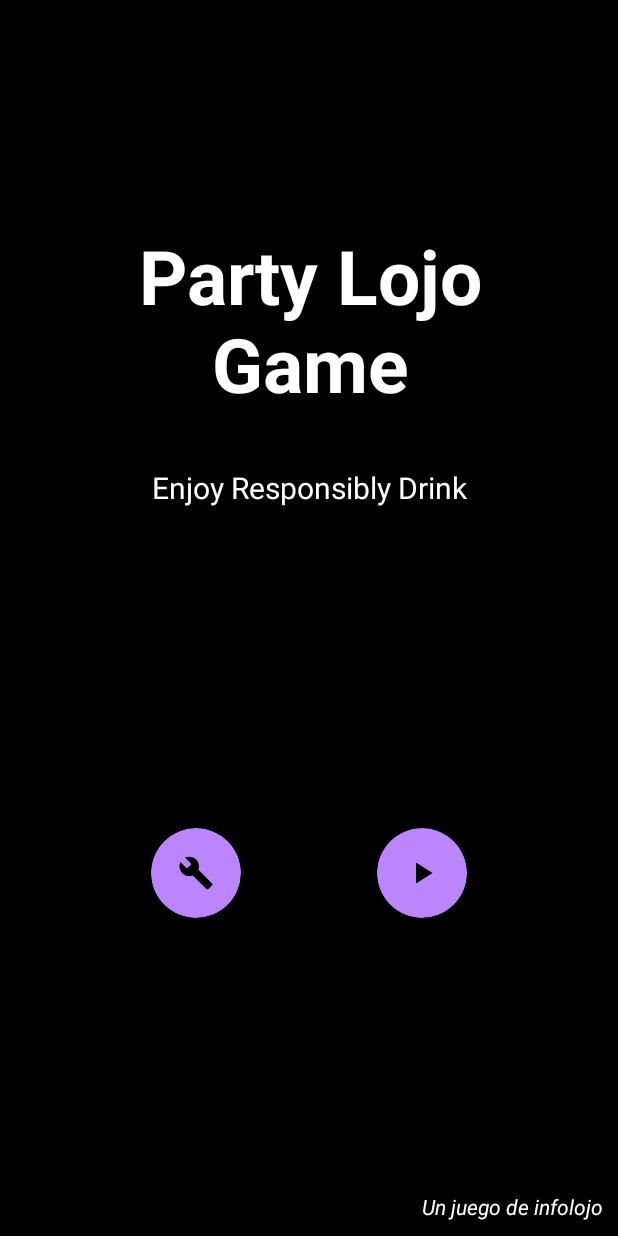
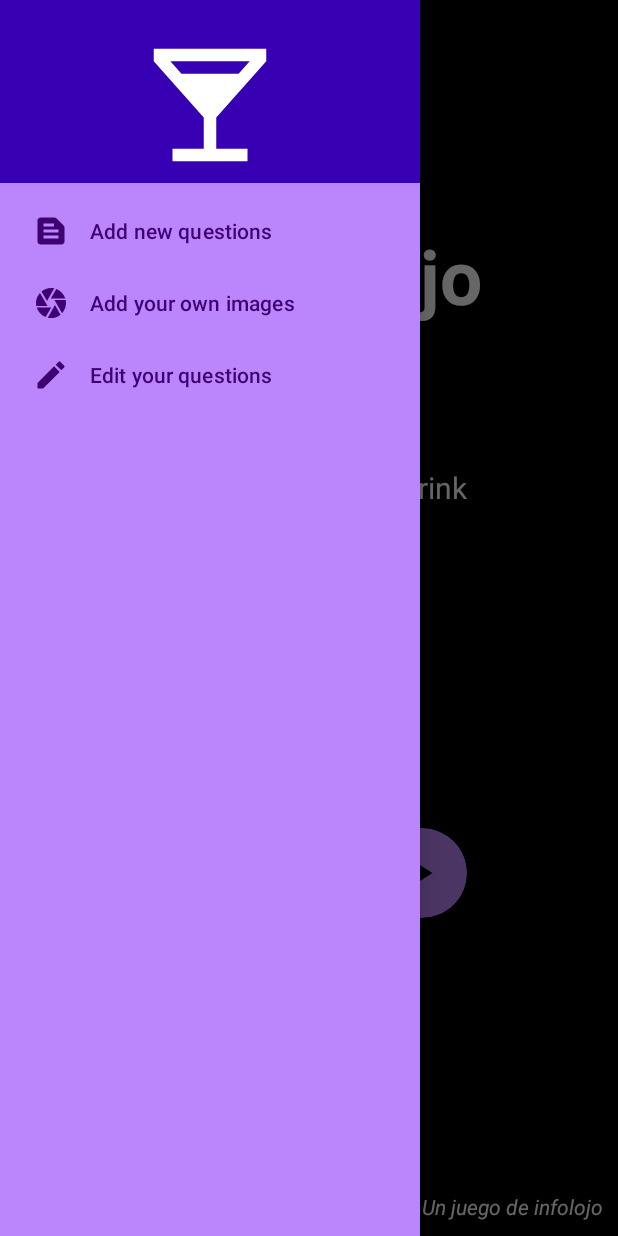
Before and after one commit to ajloinformatico/party-lojo-game, an Android app: the screen it shows after launch (MainActivity), after a tap on an icon or button, on a phone screen of 412 x 824 dp. Run offline under Robolectric (Android 15) with nearby library versions, the phone set to English and light mode, and no system bars; our stand-ins replace Dagger/Hilt's generated code, Room's generated code; network calls fail; 1 statement that could not run was skipped.

Commit message:
[FEATURE-2] Add config screen added by using left navigation menu controlled in home fragment with three options add question add images and edit questions
TODO these 3 screens

```diff
--- a/app/app/src/main/java/com/example/party_lojo_game/ui/fragments/HomePageFragment.kt
+++ b/app/app/src/main/java/com/example/party_lojo_game/ui/fragments/HomePageFragment.kt
@@ -4,13 +4,17 @@ import android.os.Bundle
 import android.view.LayoutInflater
 import android.view.View
 import android.view.ViewGroup
+import android.widget.Toast
+import androidx.core.view.GravityCompat
 import androidx.fragment.app.Fragment
 import androidx.navigation.NavController
 import androidx.navigation.fragment.findNavController
+import com.example.party_lojo_game.R
 import com.example.party_lojo_game.databinding.FragmentHomePageBinding
+import com.example.party_lojo_game.utils.extensions.className
 import com.example.party_lojo_game.utils.logger.InfoLojoLogger
-import com.example.party_lojo_game.utils.className
 import dagger.hilt.android.AndroidEntryPoint
+
 
 @AndroidEntryPoint
 class HomePageFragment : Fragment() {
@@ -30,14 +34,40 @@ class HomePageFragment : Fragment() {
 
     override fun onViewCreated(view: View, savedInstanceState: Bundle?) {
         super.onViewCreated(view, savedInstanceState)
+        binding?.apply {
+            homePageStartBtn.setOnClickListener {
+                InfoLojoLogger.log("User go to play", className())
+                navigation.navigate(HomePageFragmentDirections.actionHomePageFragmentToHowManyPlayersFragment())
+            }
 
-        binding?.homePageStartBtn?.setOnClickListener {
-            InfoLojoLogger.log("User go to play", className())
-            navigation.navigate(HomePageFragmentDirections.actionHomePageFragmentToHowManyPlayersFragment())
+            homePageOptionsBtn.setOnClickListener {
+                drawerLayout.openDrawer(GravityCompat.START)
+                InfoLojoLogger.log("Go to options menu", className())
+            }
+            addNavigationItemSelectedListener()
         }
+    }
 
-        binding?.homePageOptionsBtn?.setOnClickListener {
-            InfoLojoLogger.log("Go to options menu", className())
+    private fun addNavigationItemSelectedListener() {
+        binding?.apply {
+            navView.bringToFront()
+            navView.setNavigationItemSelectedListener { menuItem ->
+                when (menuItem.title) {
+                    resources.getString(R.string.add_new_questions) -> {
+                        // TODO
+                    }
+                    resources.getString(R.string.add_your_own_images) -> {
+                        // TODO
+                    }
+                    resources.getString(R.string.edit_your_questions) -> {
+                        // TODO
+                    }
+                }
+                Toast.makeText(context, menuItem.title, Toast.LENGTH_SHORT).show()
+                InfoLojoLogger.log(menuItem.title.toString(), className())
+                drawerLayout.closeDrawer(GravityCompat.START)
+                true
+            }
         }
     }
 }
--- a/app/app/src/main/java/com/example/party_lojo_game/ui/fragments/HowManyPLayersFragment.kt
+++ b/app/app/src/main/java/com/example/party_lojo_game/ui/fragments/HowManyPLayersFragment.kt
@@ -9,7 +9,7 @@ import androidx.navigation.NavController
 import androidx.navigation.fragment.findNavController
 import com.example.party_lojo_game.databinding.FragmentHowManyPLayersBinding
 import com.example.party_lojo_game.utils.logger.InfoLojoLogger
-import com.example.party_lojo_game.utils.className
+import com.example.party_lojo_game.utils.extensions.className
 import dagger.hilt.android.AndroidEntryPoint
 
 @AndroidEntryPoint
--- a/app/app/src/main/java/com/example/party_lojo_game/ui/fragments/OnPlayYoNuncaAndBebeQuienFragment.kt
+++ b/app/app/src/main/java/com/example/party_lojo_game/ui/fragments/OnPlayYoNuncaAndBebeQuienFragment.kt
@@ -18,7 +18,7 @@ import com.example.party_lojo_game.data.manager.PlayersBO
 import com.example.party_lojo_game.databinding.FragmentOnPlayYoNuncaAndBebeQuienBinding
 import com.example.party_lojo_game.ui.adapter.OnPlayState
 import com.example.party_lojo_game.ui.viewmodel.OnPlayYoNuncaAndBebeQuienViewModel
-import com.example.party_lojo_game.utils.className
+import com.example.party_lojo_game.utils.extensions.className
 import com.example.party_lojo_game.utils.findUserResource
 import com.example.party_lojo_game.utils.gone
 import com.example.party_lojo_game.utils.logger.InfoLojoLogger
--- a/app/app/src/main/java/com/example/party_lojo_game/ui/viewmodel/MainViewModel.kt
+++ b/app/app/src/main/java/com/example/party_lojo_game/ui/viewmodel/MainViewModel.kt
@@ -5,12 +5,12 @@ import androidx.lifecycle.asLiveData
 import androidx.lifecycle.viewModelScope
 import com.example.party_lojo_game.data.AskTypeBO
 import com.example.party_lojo_game.data.AsksBO
+import com.example.party_lojo_game.data.constants.Constants
 import com.example.party_lojo_game.data.local.dbo.toBO
 import com.example.party_lojo_game.data.repository.LocalRepository
 import com.example.party_lojo_game.data.repository.RemoteRepository
-import com.example.party_lojo_game.data.constants.Constants
+import com.example.party_lojo_game.utils.className
 import com.example.party_lojo_game.utils.logger.InfoLojoLogger
-import com.example.party_lojo_game.utils.className
 import dagger.hilt.android.lifecycle.HiltViewModel
 import kotlinx.coroutines.launch
 import javax.inject.Inject
--- a/app/app/src/main/java/com/example/party_lojo_game/utils/extensions/FragmentExtensions.kt
+++ b/app/app/src/main/java/com/example/party_lojo_game/utils/extensions/FragmentExtensions.kt
@@ -1,5 +1,6 @@
-package com.example.party_lojo_game.utils
+package com.example.party_lojo_game.utils.extensions
 
 import androidx.fragment.app.Fragment
 
+/** return Fragment className, used in Info logger helper*/
 fun Fragment.className(): String = this.javaClass.name
--- /dev/null
+++ b/app/app/src/main/res/drawable/ic_camera.xml
@@ -0,0 +1,5 @@
+<vector android:height="24dp" android:tint="#000000"
+    android:viewportHeight="24" android:viewportWidth="24"
+    android:width="24dp" xmlns:android="http://schemas.android.com/apk/res/android">
+    <path android:fillColor="@android:color/white" android:pathData="M9.4,10.5l4.77,-8.26C13.47,2.09 12.75,2 12,2c-2.4,0 -4.6,0.85 -6.32,2.25l3.66,6.35 0.06,-0.1zM21.54,9c-0.92,-2.92 -3.15,-5.26 -6,-6.34L11.88,9h9.66zM21.8,10h-7.49l0.29,0.5 4.76,8.25C21,16.97 22,14.61 22,12c0,-0.69 -0.07,-1.35 -0.2,-2zM8.54,12l-3.9,-6.75C3.01,7.03 2,9.39 2,12c0,0.69 0.07,1.35 0.2,2h7.49l-1.15,-2zM2.46,15c0.92,2.92 3.15,5.26 6,6.34L12.12,15L2.46,15zM13.73,15l-3.9,6.76c0.7,0.15 1.42,0.24 2.17,0.24 2.4,0 4.6,-0.85 6.32,-2.25l-3.66,-6.35 -0.93,1.6z"/>
+</vector>
--- /dev/null
+++ b/app/app/src/main/res/drawable/ic_edit.xml
@@ -0,0 +1,5 @@
+<vector android:height="24dp" android:tint="#000000"
+    android:viewportHeight="24" android:viewportWidth="24"
+    android:width="24dp" xmlns:android="http://schemas.android.com/apk/res/android">
+    <path android:fillColor="@android:color/white" android:pathData="M3,17.25V21h3.75L17.81,9.94l-3.75,-3.75L3,17.25zM20.71,7.04c0.39,-0.39 0.39,-1.02 0,-1.41l-2.34,-2.34c-0.39,-0.39 -1.02,-0.39 -1.41,0l-1.83,1.83 3.75,3.75 1.83,-1.83z"/>
+</vector>
--- /dev/null
+++ b/app/app/src/main/res/drawable/ic_text.xml
@@ -0,0 +1,5 @@
+<vector android:height="24dp" android:tint="#000000"
+    android:viewportHeight="24" android:viewportWidth="24"
+    android:width="24dp" xmlns:android="http://schemas.android.com/apk/res/android">
+    <path android:fillColor="@android:color/white" android:pathData="M20.41,8.41l-4.83,-4.83C15.21,3.21 14.7,3 14.17,3H5C3.9,3 3,3.9 3,5v14c0,1.1 0.9,2 2,2h14c1.1,0 2,-0.9 2,-2V9.83C21,9.3 20.79,8.79 20.41,8.41zM7,7h7v2H7V7zM17,17H7v-2h10V17zM17,13H7v-2h10V13z"/>
+</vector>
--- a/app/app/src/main/res/layout/fragment_home_page.xml
+++ b/app/app/src/main/res/layout/fragment_home_page.xml
@@ -1,12 +1,35 @@
 <?xml version="1.0" encoding="utf-8"?>
-<androidx.constraintlayout.widget.ConstraintLayout xmlns:android="http://schemas.android.com/apk/res/android"
+
+<androidx.drawerlayout.widget.DrawerLayout xmlns:android="http://schemas.android.com/apk/res/android"
+    xmlns:app="http://schemas.android.com/apk/res-auto"
     xmlns:tools="http://schemas.android.com/tools"
+    android:id="@+id/drawer_layout"
     android:layout_width="match_parent"
     android:layout_height="match_parent"
-    xmlns:app="http://schemas.android.com/apk/res-auto"
-    tools:context=".ui.fragments.HomePageFragment"
+    android:fitsSystemWindows="true"
+    tools:openDrawer="start">
+
+    <!-- region leftmenu -->
+    <com.google.android.material.navigation.NavigationView
+        android:id="@+id/nav_view"
+        android:layout_width="wrap_content"
+        android:layout_height="match_parent"
+        android:layout_gravity="start"
+        android:fitsSystemWindows="true"
+        android:background="@color/primary_slow_purple"
+        app:itemTextColor="@color/primary_hard_purple"
+        app:itemIconTint="@color/primary_hard_purple"
+        app:headerLayout="@layout/home_menu_header"
+        app:menu="@menu/home_menu" />
+    <!-- endregion leftmenu -->
+
+    <!-- region content -->
+    <androidx.constraintlayout.widget.ConstraintLayout
+        android:layout_width="match_parent"
+        android:layout_height="match_parent"
         android:background="@color/black"
-    android:padding="@dimen/dp10">
+        android:padding="@dimen/dp10"
+        tools:context=".ui.fragments.HomePageFragment">
 
         <TextView
             android:id="@+id/fragment_home_page__title"
@@ -28,33 +51,32 @@
             android:id="@+id/fragment_home_page__subtitle"
             android:layout_width="@dimen/dp300"
             android:layout_height="@dimen/dp50"
+            android:gravity="center"
+            android:text="@string/subtitle"
             android:textColor="@color/white"
-        android:text="@string/subtitle"
             android:textSize="@dimen/sp20"
-        android:gravity="center"
-        app:layout_constraintTop_toBottomOf="@id/fragment_home_page__title"
+            app:layout_constraintEnd_toEndOf="parent"
             app:layout_constraintStart_toStartOf="parent"
-        app:layout_constraintEnd_toEndOf="parent"/>
+            app:layout_constraintTop_toBottomOf="@id/fragment_home_page__title" />
 
 
         <androidx.cardview.widget.CardView
             android:id="@+id/home_page__options_btn"
             android:layout_width="@dimen/dp60"
             android:layout_height="@dimen/dp60"
-        app:cardCornerRadius="50dp"
             android:backgroundTint="@color/primary_slow_purple"
             android:foreground="?android:attr/selectableItemBackgroundBorderless"
-        app:layout_constraintTop_toBottomOf="@id/fragment_home_page__subtitle"
-        app:layout_constraintStart_toStartOf="parent"
+            app:cardCornerRadius="50dp"
             app:layout_constraintBottom_toBottomOf="parent"
             app:layout_constraintEnd_toStartOf="@id/home_page__start_btn"
-        >
+            app:layout_constraintStart_toStartOf="parent"
+            app:layout_constraintTop_toBottomOf="@id/fragment_home_page__subtitle">
 
             <ImageView
                 android:layout_width="wrap_content"
                 android:layout_height="wrap_content"
-            android:src="@drawable/ic_options_icon"
-            android:layout_gravity="center"/>
+                android:layout_gravity="center"
+                android:src="@drawable/ic_options_icon" />
 
         </androidx.cardview.widget.CardView>
 
@@ -62,32 +84,33 @@
             android:id="@+id/home_page__start_btn"
             android:layout_width="@dimen/dp60"
             android:layout_height="@dimen/dp60"
-        app:cardCornerRadius="50dp"
             android:backgroundTint="@color/primary_slow_purple"
             android:foreground="?android:attr/selectableItemBackgroundBorderless"
-        app:layout_constraintTop_toBottomOf="@id/fragment_home_page__subtitle"
+            app:cardCornerRadius="50dp"
+            app:layout_constraintBottom_toBottomOf="parent"
+            app:layout_constraintEnd_toEndOf="parent"
             app:layout_constraintStart_toEndOf="@id/home_page__options_btn"
-        app:layout_constraintEnd_toEndOf="parent"
-        app:layout_constraintBottom_toBottomOf="parent">
+            app:layout_constraintTop_toBottomOf="@id/fragment_home_page__subtitle">
 
             <ImageView
                 android:layout_width="wrap_content"
                 android:layout_height="wrap_content"
-            android:src="@drawable/ic_play_icon"
-            android:layout_gravity="center"/>
+                android:layout_gravity="center"
+                android:src="@drawable/ic_play_icon" />
 
         </androidx.cardview.widget.CardView>
 
 
-
         <TextView
             android:layout_width="match_parent"
+            android:layout_height="wrap_content"
+            android:gravity="end"
             android:text="@string/about"
+            android:textColor="@color/white"
             android:textStyle="italic"
-        android:textColor="@color/white"
-        android:gravity="end"
             app:layout_constraintBottom_toBottomOf="parent"
-        app:layout_constraintEnd_toEndOf="parent"
-        android:layout_height="wrap_content"/>
+            app:layout_constraintEnd_toEndOf="parent" />
 
     </androidx.constraintlayout.widget.ConstraintLayout>
+    <!--endregion content-->
+</androidx.drawerlayout.widget.DrawerLayout>
--- /dev/null
+++ b/app/app/src/main/res/layout/home_menu_header.xml
@@ -0,0 +1,18 @@
+<?xml version="1.0" encoding="utf-8"?>
+<androidx.constraintlayout.widget.ConstraintLayout xmlns:android="http://schemas.android.com/apk/res/android"
+    xmlns:app="http://schemas.android.com/apk/res-auto"
+    android:layout_width="match_parent"
+    android:layout_height="wrap_content"
+    android:background="@color/purple_700"
+    android:paddingTop="20dp"
+    android:paddingBottom="2dp">
+
+    <ImageView
+        android:layout_width="match_parent"
+        android:layout_height="100dp"
+        android:contentDescription="@null"
+        android:src="@drawable/ic_icon"
+        app:layout_constraintTop_toTopOf="parent"
+        app:tint="@color/white" />
+
+</androidx.constraintlayout.widget.ConstraintLayout>
--- /dev/null
+++ b/app/app/src/main/res/menu/home_menu.xml
@@ -0,0 +1,20 @@
+<?xml version="1.0" encoding="utf-8"?>
+<menu xmlns:android="http://schemas.android.com/apk/res/android"
+    >
+    <group
+        android:id="@+id/edit"
+        android:checkableBehavior="single">
+        <item
+            android:id="@+id/add_new_question_menu_option"
+            android:icon="@drawable/ic_text"
+            android:title="@string/add_new_questions" />
+        <item
+            android:id="@+id/add_new_images_menu_options"
+            android:icon="@drawable/ic_camera"
+            android:title="@string/add_your_own_images" />
+        <item
+            android:id="@+id/edit_your_qustions"
+            android:icon="@drawable/ic_edit"
+            android:title="@string/edit_your_questions" />
+    </group>
+</menu>
--- a/app/app/src/main/res/values/strings.xml
+++ b/app/app/src/main/res/values/strings.xml
@@ -40,4 +40,10 @@
     <string name="something_was_wrong">SomeThing was wrong</string>
     <string name="empty">""</string>
     <!-- endregion onPlayFragment -->
+
+    <!-- region menu -->
+    <string name="add_new_questions">Add new questions</string>
+    <string name="add_your_own_images">Add your own images</string>
+    <string name="edit_your_questions">Edit your questions</string>
+    <!-- endregion menu -->
 </resources>
```
Lines whose indentation alone changed are shown as unchanged.
